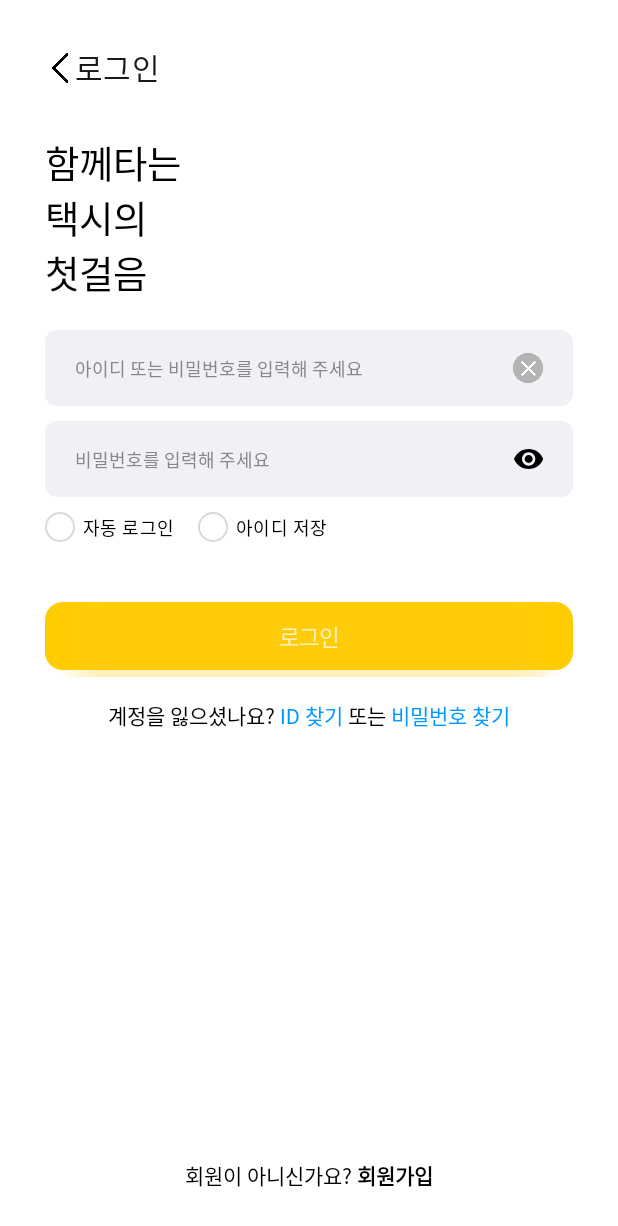
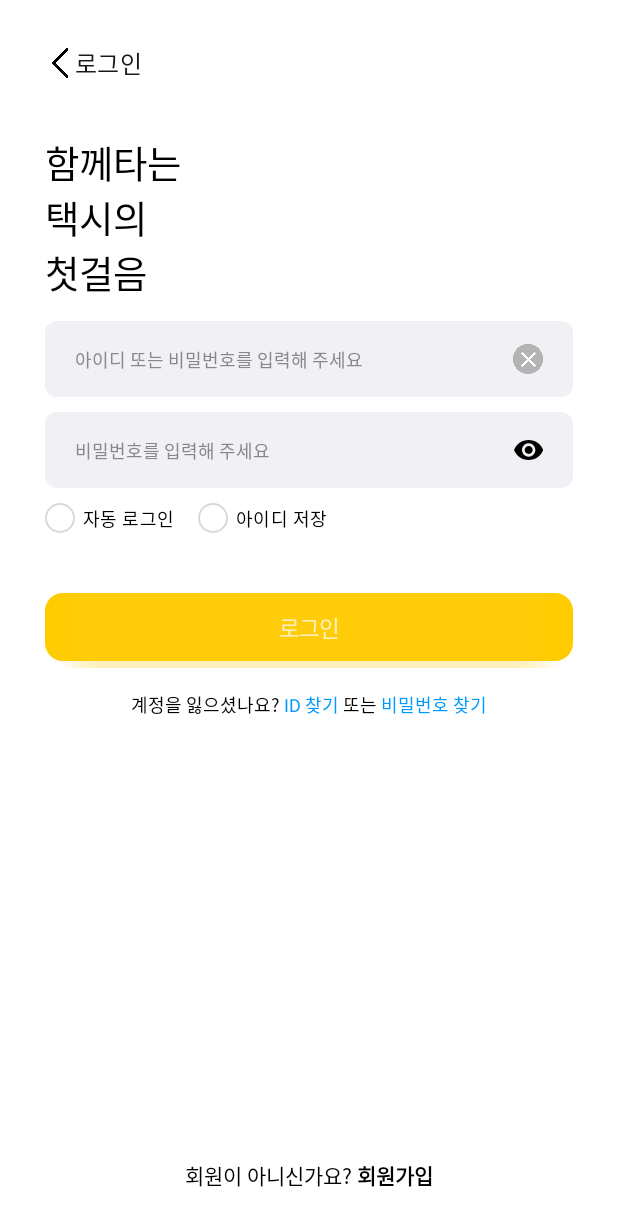
Before and after one commit to kmj5004/milado_android, an Android app built with Jetpack Compose: the LoginScreen screen opened through its navigation route, on a phone screen of 412 x 824 dp. Shown: the top 1226 px of the screen. Run offline under Robolectric (Android 15) with nearby library versions, the phone set to English and light mode, and no system bars; Roboto replaces fonts that are not available here.

Commit message:
feat: 화면 일부 수정

```diff
--- a/app/src/main/java/com/opn3r/android/texi/feature/auth/login/LoginScreen.kt
+++ b/app/src/main/java/com/opn3r/android/texi/feature/auth/login/LoginScreen.kt
@@ -43,11 +43,11 @@ import androidx.compose.ui.unit.sp
 import androidx.lifecycle.viewmodel.compose.viewModel
 import androidx.navigation.NavHostController
 import com.opn3r.android.texi.R
+import com.opn3r.android.texi.feature.font.notSanskrit
 import com.opn3r.android.texi.ui.compnent.button.BasicButton
 import com.opn3r.android.texi.ui.compnent.button.CircleButton
 import com.opn3r.android.texi.ui.compnent.textfield.DeleteTextField
 import com.opn3r.android.texi.ui.compnent.textfield.PasswordTextField
-import com.opn3r.android.texi.feature.font.notSanskrit
 
 @Composable
 fun LoginScreen(
@@ -58,18 +58,32 @@ fun LoginScreen(
 
     val uiState by viewModel.uiState.collectAsState()
     val string = buildAnnotatedString {
-        append("계정을 잃으셨나요?")
         withStyle(
             SpanStyle(
-                color = colorResource(R.color.text_blue)
+                fontSize = 12.sp
+            )
+        ) {
+            append("계정을 잃으셨나요?")
+        }
+        withStyle(
+            SpanStyle(
+                color = colorResource(R.color.text_blue),
+                fontSize = 12.sp
             )
         ) {
             append(" ID 찾기 ")
         }
-        append("또는")
         withStyle(
             SpanStyle(
-                color = colorResource(R.color.text_blue)
+                fontSize = 12.sp
+            )
+        ) {
+            append("또는")
+        }
+        withStyle(
+            SpanStyle(
+                color = colorResource(R.color.text_blue),
+                fontSize = 12.sp
             )
         ) {
             append(" 비밀번호 찾기")
@@ -133,7 +147,7 @@ fun LoginScreen(
                 Text(
                     text = "로그인",
                     style = TextStyle(
-                        fontSize = 20.sp,
+                        fontSize = 16.sp,
                         lineHeight = 90.sp,
                         fontFamily = notSanskrit,
                         fontWeight = FontWeight.Normal,
--- a/app/src/main/java/com/opn3r/android/texi/feature/auth/signup/SignUpScreen.kt
+++ b/app/src/main/java/com/opn3r/android/texi/feature/auth/signup/SignUpScreen.kt
@@ -111,7 +111,7 @@ fun SignUpScreen(
                 Text(
                     text = "회원가입",
                     style = TextStyle(
-                        fontSize = 20.sp,
+                        fontSize = 16.sp,
                         lineHeight = 90.sp,
                         fontFamily = notSanskrit,
                         fontWeight = FontWeight.Normal,
--- a/app/src/main/java/com/opn3r/android/texi/feature/splash/SplashScreen.kt
+++ b/app/src/main/java/com/opn3r/android/texi/feature/splash/SplashScreen.kt
@@ -92,7 +92,7 @@ fun SplashScreen(
                 Text(
                     text = "같이 택시 탈 \n사람을 찾는다면\n완벽한 선택",
                     style = TextStyle(
-                        fontSize = 30.sp,
+                        fontSize = 24.sp,
                         fontFamily = notSanskrit,
                         fontWeight = FontWeight.Bold,
                         color = Color(0xFFFFFFFF),
@@ -183,7 +183,7 @@ fun StartScreen(
             Text(
                 text = "같이 택시 탈 \n사람을 찾는다면\n완벽한 선택",
                 style = TextStyle(
-                    fontSize = 30.sp,
+                    fontSize = 24.sp,
                     fontFamily = notSanskrit,
                     fontWeight = FontWeight.Bold,
                     color = Color(0xFFFFFFFF),
```
